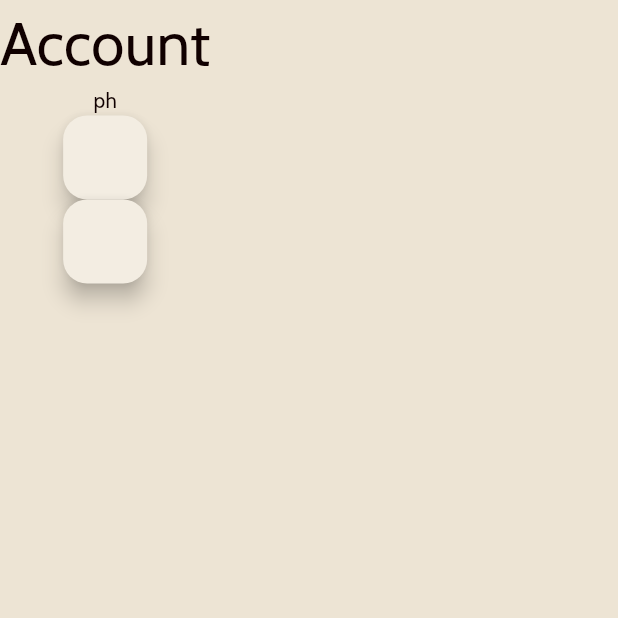
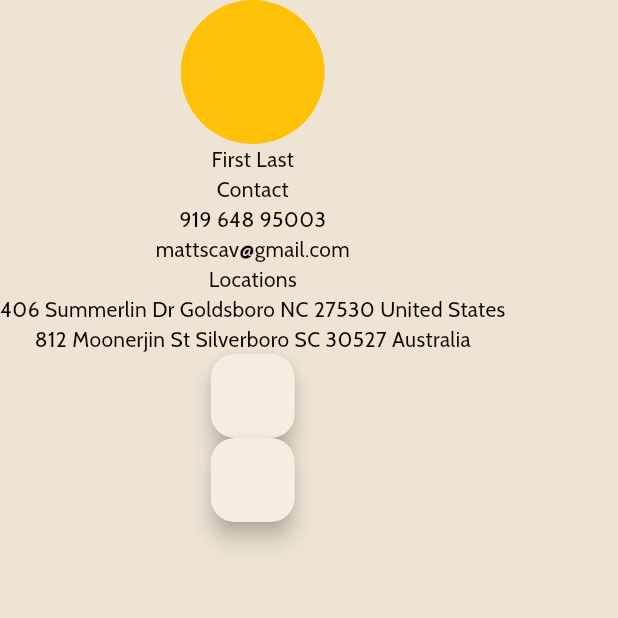
Before and after one commit to xyluphobia/PetProfileApp, a Flutter app: the AccountView screen opened directly, on a phone screen of 412 x 824 dp, the top half of it. Run offline on Flutter 3.47's test engine with Material 3 defaults, Android fonts, the phone set to English and light mode, and no system bars; our stand-ins replace geocoding, geolocator, google_maps_flutter, image_picker; accounts and stored records are empty; network calls fail; project files that could hold a hidden picture were left out.

Commit message:
Basic information areas added to profile view

```diff
--- a/lib/account_view.dart
+++ b/lib/account_view.dart
@@ -19,11 +19,37 @@ class _AccountViewState extends State<AccountView> {
 
     return Scaffold(
       body: Column(
+        crossAxisAlignment: CrossAxisAlignment.center,
         children: [
-          const Text(
-            "Account",
-            style: TextStyle(fontSize: 40)),
-          Text(account.name == null ? "ph" : account.name!),
+          SizedBox(
+            child: Column(
+              children: [
+                CircleAvatar(
+                  radius: 48,
+                  backgroundColor: Colors.amber,
+                ),
+                Text(account.name != null ? account.name! : "First Last"),
+              ],
+            )
+          ),
+          const SizedBox(
+            child:Column(
+              children: [
+                Text("Contact"),
+                Text("919 648 95003"),
+                Text("mattscav@gmail.com"),
+              ],
+            ),
+          ),
+          const SizedBox(
+            child:Column(
+              children: [
+                Text("Locations"),
+                Text("406 Summerlin Dr Goldsboro NC 27530 United States"),
+                Text("812 Moonerjin St Silverboro SC 30527 Australia"),
+              ],
+            ),
+          ),
           FloatingActionButton(
             heroTag: "temp1",
             onPressed: () async {
```
